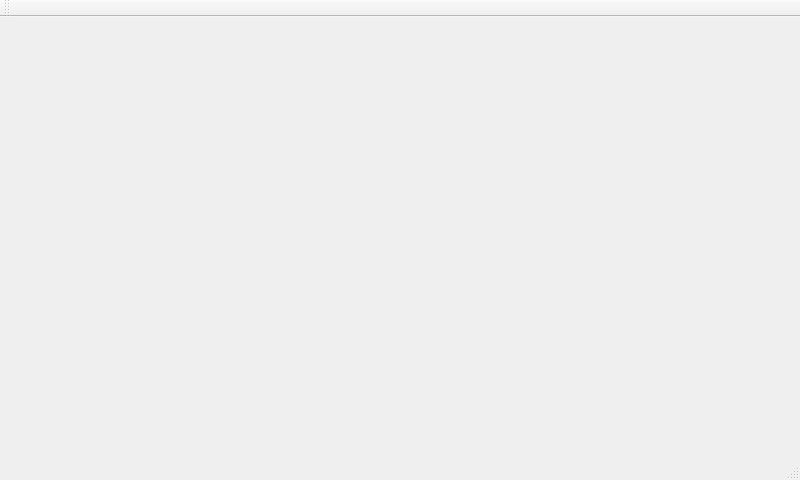
Qt form M_A_C/Forms/mainwindow.ui (4k1x/M_A_C) before a commit.
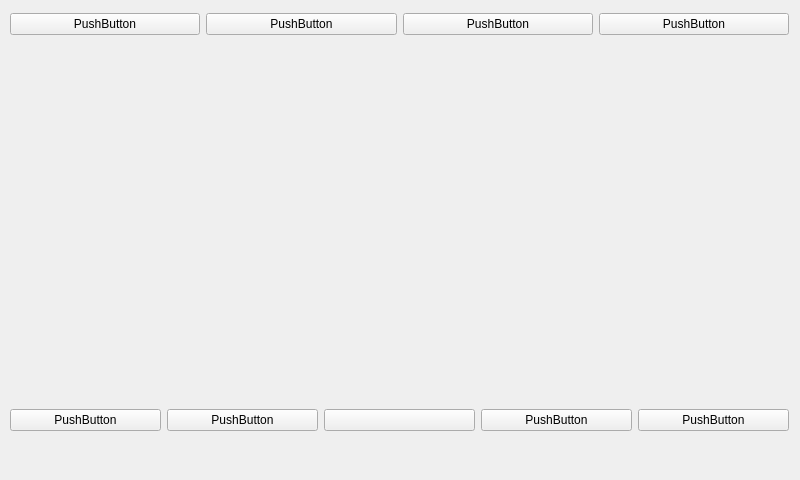
The same form after that commit. Icons and pictures are not drawn.

```diff
--- a/M_A_C/Forms/mainwindow.ui
+++ b/M_A_C/Forms/mainwindow.ui
@@ -13,7 +13,99 @@
   <property name="windowTitle">
    <string>MainWindow</string>
   </property>
-  <widget class="QWidget" name="centralWidget"/>
+  <widget class="QWidget" name="centralWidget">
+   <widget class="QWidget" name="horizontalLayoutWidget">
+    <property name="geometry">
+     <rect>
+      <x>-1</x>
+      <y>-1</y>
+      <width>801</width>
+      <height>51</height>
+     </rect>
+    </property>
+    <layout class="QHBoxLayout" name="horizontalLayout">
+     <item>
+      <widget class="QPushButton" name="pushButton_4">
+       <property name="text">
+        <string>PushButton</string>
+       </property>
+      </widget>
+     </item>
+     <item>
+      <widget class="QPushButton" name="pushButton_3">
+       <property name="text">
+        <string>PushButton</string>
+       </property>
+      </widget>
+     </item>
+     <item>
+      <widget class="QPushButton" name="pushButton_2">
+       <property name="text">
+        <string>PushButton</string>
+       </property>
+      </widget>
+     </item>
+     <item>
+      <widget class="QPushButton" name="pushButton">
+       <property name="text">
+        <string>PushButton</string>
+       </property>
+      </widget>
+     </item>
+    </layout>
+   </widget>
+   <widget class="QWidget" name="horizontalLayoutWidget_2">
+    <property name="geometry">
+     <rect>
+      <x>-1</x>
+      <y>390</y>
+      <width>801</width>
+      <height>61</height>
+     </rect>
+    </property>
+    <layout class="QHBoxLayout" name="horizontalLayout_2">
+     <item>
+      <widget class="QPushButton" name="pushButton_8">
+       <property name="text">
+        <string>PushButton</string>
+       </property>
+      </widget>
+     </item>
+     <item>
+      <widget class="QPushButton" name="pushButton_9">
+       <property name="text">
+        <string>PushButton</string>
+       </property>
+      </widget>
+     </item>
+     <item>
+      <widget class="QPushButton" name="play_puaseButton">
+       <property name="text">
+        <string/>
+       </property>
+       <property name="icon">
+        <iconset resource="../Resources/iconos.qrc">
+         <normaloff>:/new/iconos/Iconos/icono_play.png</normaloff>:/new/iconos/Iconos/icono_play.png</iconset>
+       </property>
+      </widget>
+     </item>
+     <item>
+      <widget class="QPushButton" name="pushButton_6">
+       <property name="text">
+        <string>PushButton</string>
+       </property>
+      </widget>
+     </item>
+     <item>
+      <widget class="QPushButton" name="pushButton_5">
+       <property name="text">
+        <string>PushButton</string>
+       </property>
+      </widget>
+     </item>
+    </layout>
+   </widget>
+  </widget>
   <widget class="QMenuBar" name="menuBar">
    <property name="geometry">
     <rect>
@@ -24,15 +116,6 @@
     </rect>
    </property>
   </widget>
-  <widget class="QToolBar" name="mainToolBar">
-   <attribute name="toolBarArea">
-    <enum>TopToolBarArea</enum>
-   </attribute>
-   <attribute name="toolBarBreak">
-    <bool>false</bool>
-   </attribute>
-  </widget>
-  <widget class="QStatusBar" name="statusBar"/>
  </widget>
  <layoutdefault spacing="6" margin="11"/>
  <resources/>
```
Left out of the diff: 4 changed lines with no effect on the pictures.
